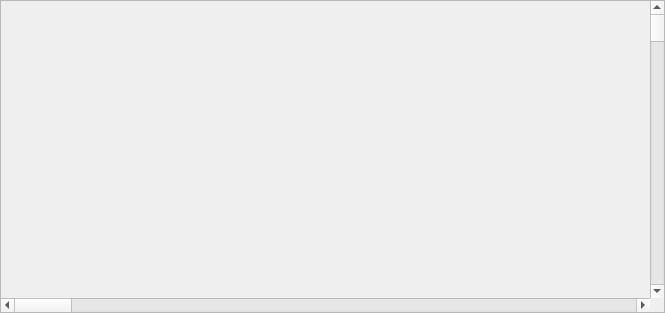
Qt form libs/famitracker/PatternEditor.ui (christopherpow/nesicide) before a commit.
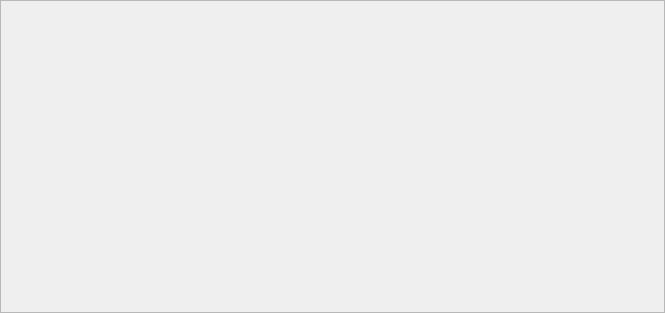
The same form after that commit.

Diff of the .ui file:
```diff
--- a/libs/famitracker/PatternEditor.ui
+++ b/libs/famitracker/PatternEditor.ui
@@ -80,20 +80,6 @@
         </layout>
        </widget>
       </item>
-      <item row="0" column="1">
-       <widget class="QScrollBar" name="verticalScrollBar">
-        <property name="orientation">
-         <enum>Qt::Vertical</enum>
-        </property>
-       </widget>
-      </item>
-      <item row="1" column="0">
-       <widget class="QScrollBar" name="horizontalScrollBar">
-        <property name="orientation">
-         <enum>Qt::Horizontal</enum>
-        </property>
-       </widget>
-      </item>
      </layout>
     </widget>
    </item>
```
